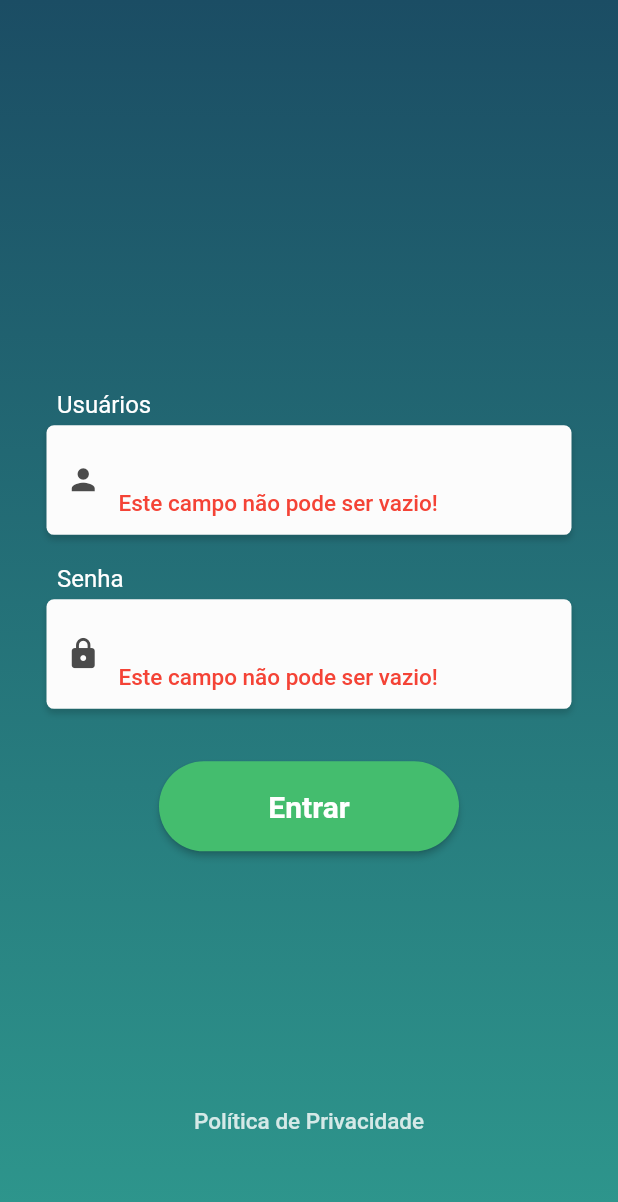
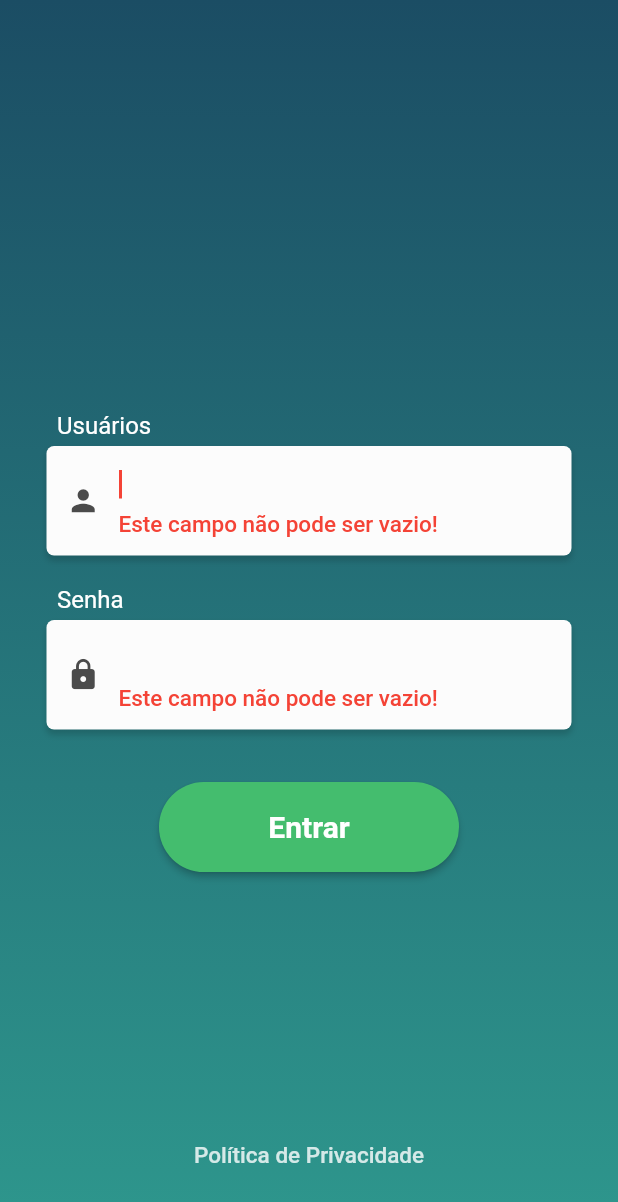
Before and after one commit to RichardOtto95/ProvaFlutter, a Flutter app: the screen it shows after launch, after a tap on "Entrar", on a phone screen of 412 x 824 dp. Shown: the top 1202 px of the screen. Run offline on Flutter 3.47's test engine with Material 2 defaults, Android fonts, the phone set to English and light mode, and no system bars; our stand-ins replace flutter_mobx, flutter_modular, mobx, shared_preferences; generated files the repository leaves out were written again.

Commit message:
Mobx implemented and login page created.

```diff
--- a/lib/shared/constants/theme_constants.dart
+++ b/lib/app/constants/theme_constants.dart
@@ -74,15 +74,15 @@ ThemeData lightTheme() => ThemeData(
     ),
     textTheme: const TextTheme(
       bodyMedium: TextStyle(
-        color: primaryLight,
+        color: onBackgroundLight,
         fontSize: 16,
       ),
       bodyLarge: TextStyle(
-        color: primaryLight,
+        color: onBackgroundLight,
         fontSize: 18,
       ),
       bodySmall: TextStyle(
-        color: Colors.black,
+        color: onBackgroundLight,
         fontWeight: FontWeight.w500,
         fontSize: 15,
       ),
@@ -117,7 +117,7 @@ ThemeData lightTheme() => ThemeData(
         fontSize: 18,
       ),
       titleMedium: TextStyle(
-        color: Colors.white,
+        color: primaryLight,
         fontWeight: FontWeight.w500,
         fontSize: 22,
       ),
@@ -155,7 +155,7 @@ const onPrimaryContainerDark = Color.fromARGB(255, 134, 134, 134);
 const onSurfaceVariantDark = Color.fromARGB(255, 56, 56, 56);
 const secondaryContainerDark = Color(0xFFA3A3A3);
 
-const shadowDark = Color(0x28FFFFFF);
+const shadowDark = Color(0x30000000);
 
 ThemeData darkTheme() => ThemeData(
       brightness: Brightness.dark,
@@ -213,11 +213,11 @@ ThemeData darkTheme() => ThemeData(
       ),
       textTheme: const TextTheme(
         bodyMedium: TextStyle(
-          color: primaryDark,
+          color: onBackgroundDark,
           fontSize: 16,
         ),
         bodyLarge: TextStyle(
-          color: primaryDark,
+          color: onBackgroundDark,
           fontSize: 18,
         ),
         bodySmall: TextStyle(
@@ -246,7 +246,7 @@ ThemeData darkTheme() => ThemeData(
           fontSize: 20,
         ),
         labelMedium: TextStyle(
-          color: onSurfaceDark,
+          color: primaryDark,
           fontWeight: FontWeight.w500,
           fontSize: 17,
         ),
@@ -256,7 +256,7 @@ ThemeData darkTheme() => ThemeData(
           fontSize: 18,
         ),
         titleMedium: TextStyle(
-          color: onPrimaryDark,
+          color: primaryDark,
           fontWeight: FontWeight.w500,
           fontSize: 22,
         ),
--- a/lib/login_page.dart
+++ b/lib/app/modules/login/login_page.dart
@@ -4,11 +4,13 @@ import 'dart:convert';
 
 import 'package:flutter/material.dart';
 import 'package:flutter/services.dart';
+import 'package:flutter_modular/flutter_modular.dart';
 import 'package:http/http.dart';
-import 'package:prova_flutter/shared/constants/properties.dart';
-import 'package:prova_flutter/shared/services/web_service.dart';
+import 'package:prova_flutter/app/services/web_service.dart';
 import 'package:prova_flutter/shared/utilities.dart';
 import 'package:url_launcher/url_launcher.dart';
+
+import '../../../shared/widgets/data_input.dart';
 
 class LoginPage extends StatefulWidget {
   const LoginPage({super.key});
@@ -54,11 +56,7 @@ class _LoginPageState extends State<LoginPage> {
           "Usuário ${user["username"]} logado com sucesso",
         );
 
-        Navigator.push(
-            context,
-            MaterialPageRoute(
-              builder: (context) => Container(),
-            ));
+        Modular.to.pushReplacementNamed("/notes");
       } else {
         Response postResponse = await WebService.post(
           WebService.getUri("/users"),
@@ -82,11 +80,7 @@ class _LoginPageState extends State<LoginPage> {
           "Usuário ${(jsonDecode(postResponse.body) as Map)["username"]} criado com sucesso",
         );
 
-        Navigator.push(
-            context,
-            MaterialPageRoute(
-              builder: (context) => Container(),
-            ));
+        Modular.to.pushReplacementNamed("/notes");
       }
       entry.remove();
     }
@@ -115,6 +109,7 @@ class _LoginPageState extends State<LoginPage> {
               const Spacer(flex: 5),
               DataInput(
                 label: "Usuários",
+                autofocus: true,
                 controller: usernameControler,
                 icon: Icons.person,
                 validator: (value) {
@@ -187,7 +182,7 @@ class _LoginPageState extends State<LoginPage> {
                       ),
                 ),
               ),
-              const Spacer(),
+              vSpace(30),
             ],
           ),
         ),
@@ -195,103 +190,3 @@ class _LoginPageState extends State<LoginPage> {
     );
   }
 }
-
-class DataInput extends StatelessWidget {
-  const DataInput({
-    super.key,
-    required this.label,
-    required this.icon,
-    this.validator,
-    this.inputFormatters,
-    this.controller,
-    this.onFieldSubmitted,
-  });
-
-  final String label;
-  final IconData icon;
-  final String? Function(String? value)? validator;
-  final List<TextInputFormatter>? inputFormatters;
-  final TextEditingController? controller;
-  final void Function(String value)? onFieldSubmitted;
-  @override
-  Widget build(BuildContext context) {
-    return Column(
-      crossAxisAlignment: CrossAxisAlignment.start,
-      children: [
-        Padding(
-          padding: const EdgeInsets.only(bottom: 4, left: 7),
-          child: Text(
-            label,
-            style: getStyles(context).bodyMedium?.copyWith(
-                  color: Colors.white,
-                  fontWeight: FontWeight.w400,
-                ),
-          ),
-        ),
-        Card(
-          width: 350,
-          padding: const EdgeInsets.fromLTRB(13, 12, 13, 12),
-          margin: const EdgeInsets.only(bottom: 20),
-          child: Row(
-            children: [
-              Icon(
-                icon,
-                color: getColors(context).onBackground,
-                size: 23,
-              ),
-              hSpace(12),
-              Expanded(
-                child: Padding(
-                  padding: const EdgeInsets.only(top: 4),
-                  child: TextFormField(
-                    style: getStyles(context).bodyMedium,
-                    decoration: const InputDecoration.collapsed(
-                      hintText: "",
-                    ),
-                    validator: validator,
-                    inputFormatters: inputFormatters,
-                    controller: controller,
-                    onFieldSubmitted: onFieldSubmitted,
-                  ),
-                ),
-              ),
-            ],
-          ),
-        ),
-      ],
-    );
-  }
-}
-
-class Card extends StatelessWidget {
-  const Card({
-    super.key,
-    required this.child,
-    this.width,
-    this.height,
-    this.padding,
-    this.margin,
-  });
-
-  final Widget child;
-  final double? width;
-  final double? height;
-  final EdgeInsetsGeometry? padding;
-  final EdgeInsetsGeometry? margin;
-
-  @override
-  Widget build(BuildContext context) {
-    return Container(
-      width: width,
-      height: height,
-      padding: padding,
-      margin: margin,
-      decoration: BoxDecoration(
-        boxShadow: [defBoxShadow(context)],
-        borderRadius: defBorderRadius(),
-        color: getColors(context).surface,
-      ),
-      child: child,
-    );
-  }
-}
--- /dev/null
+++ b/lib/app/modules/notes/notes_module.dart
@@ -0,0 +1,15 @@
+import 'package:prova_flutter/app/modules/notes/notes_page.dart';
+import 'package:prova_flutter/app/modules/notes/notes_store.dart';
+import 'package:flutter_modular/flutter_modular.dart';
+
+class NotesModule extends Module {
+  @override
+  binds(i) {
+    i.addSingleton<NotesStore>(NotesStore.new);
+  }
+
+  @override
+  void routes(r) {
+    r.child("/", child: (context) => const NotesPage());
+  }
+}
--- a/lib/main.dart
+++ b/lib/main.dart
@@ -1,30 +1,35 @@
 import 'package:flutter/material.dart';
-import 'package:prova_flutter/login_page.dart';
-import 'package:prova_flutter/shared/constants/theme_constants.dart';
-import 'package:prova_flutter/shared/utilities.dart';
+import 'package:flutter_modular/flutter_modular.dart';
+import 'package:prova_flutter/app/constants/theme_constants.dart';
+import 'package:prova_flutter/app/modules/login/login_page.dart';
+import 'package:prova_flutter/app/modules/notes/notes_module.dart';
 
 void main() {
-  runApp(const MyApp());
+  runApp(ModularApp(module: AppModule(), child: const AppWidget()));
 }
 
-class MyApp extends StatefulWidget {
-  const MyApp({super.key});
+class AppModule extends Module {
+  @override
+  void binds(i) {}
 
   @override
-  State<MyApp> createState() => _MyAppState();
+  void routes(r) {
+    r.child("/", child: (context) => const LoginPage());
+    r.module("/notes", module: NotesModule());
+  }
 }
 
-class _MyAppState extends State<MyApp> {
+class AppWidget extends StatelessWidget {
+  const AppWidget({super.key});
+
   @override
   Widget build(BuildContext context) {
-    return MaterialApp(
+    return MaterialApp.router(
+      title: "Prova Flutter",
       debugShowCheckedModeBanner: false,
-      title: 'ProvaFlutter',
       theme: lightTheme(),
-      darkTheme: darkTheme(),
-      themeMode: ThemeMode.light,
-      // brightness == Brightness.light ? ThemeMode.light : ThemeMode.dark,
-      home: const LoginPage(),
+      // darkTheme: darkTheme(),
+      routerConfig: Modular.routerConfig,
     );
   }
 }
--- /dev/null
+++ b/lib/shared/widgets/custom_card.dart
@@ -0,0 +1,37 @@
+import 'package:flutter/material.dart';
+
+import '../../app/constants/properties.dart';
+import '../utilities.dart';
+
+class CustomCard extends StatelessWidget {
+  const CustomCard({
+    super.key,
+    required this.child,
+    this.width,
+    this.height,
+    this.padding,
+    this.margin,
+  });
+
+  final Widget child;
+  final double? width;
+  final double? height;
+  final EdgeInsetsGeometry? padding;
+  final EdgeInsetsGeometry? margin;
+
+  @override
+  Widget build(BuildContext context) {
+    return Container(
+      width: width,
+      height: height,
+      padding: padding,
+      margin: margin,
+      decoration: BoxDecoration(
+        boxShadow: [defBoxShadow(context)],
+        borderRadius: defBorderRadius(),
+        color: getColors(context).surface,
+      ),
+      child: child,
+    );
+  }
+}
--- /dev/null
+++ b/lib/shared/widgets/data_input.dart
@@ -0,0 +1,87 @@
+import 'package:flutter/material.dart';
+import 'package:flutter/services.dart';
+
+import '../utilities.dart';
+import 'custom_card.dart';
+
+class DataInput extends StatelessWidget {
+  const DataInput({
+    super.key,
+    this.label,
+    this.icon,
+    this.validator,
+    this.inputFormatters,
+    this.controller,
+    this.onFieldSubmitted,
+    this.autofocus = false,
+    this.textAlign = TextAlign.start,
+    this.hintText,
+    this.focus,
+  });
+
+  final String? label;
+  final String? hintText;
+  final IconData? icon;
+  final String? Function(String? value)? validator;
+  final List<TextInputFormatter>? inputFormatters;
+  final TextEditingController? controller;
+  final void Function(String value)? onFieldSubmitted;
+  final bool autofocus;
+  final TextAlign textAlign;
+  final FocusNode? focus;
+
+  @override
+  Widget build(BuildContext context) {
+    return Column(
+      crossAxisAlignment: CrossAxisAlignment.start,
+      children: [
+        if (label != null)
+          Padding(
+            padding: const EdgeInsets.only(bottom: 4, left: 7),
+            child: Text(
+              label!,
+              style: getStyles(context).bodyMedium?.copyWith(
+                    color: Colors.white,
+                    fontWeight: FontWeight.w400,
+                  ),
+            ),
+          ),
+        CustomCard(
+          width: 350,
+          padding: const EdgeInsets.fromLTRB(13, 12, 13, 12),
+          margin: const EdgeInsets.only(bottom: 20),
+          child: Row(
+            children: [
+              if (icon != null) ...[
+                Icon(
+                  icon,
+                  color: getColors(context).onBackground,
+                  size: 23,
+                ),
+                hSpace(12),
+              ],
+              Expanded(
+                child: Padding(
+                  padding: const EdgeInsets.only(top: 4),
+                  child: TextFormField(
+                    autofocus: autofocus,
+                    style: getStyles(context).bodyMedium,
+                    decoration: InputDecoration.collapsed(
+                      hintText: hintText,
+                    ),
+                    validator: validator,
+                    focusNode: focus,
+                    inputFormatters: inputFormatters,
+                    controller: controller,
+                    onFieldSubmitted: onFieldSubmitted,
+                    textAlign: textAlign,
+                  ),
+                ),
+              ),
+            ],
+          ),
+        ),
+      ],
+    );
+  }
+}
```
Also changed, not shown: lib/app/modules/login/login_module.dart (added, +15 -0 lines), lib/app/modules/login/login_store.dart (added, +7 -0 lines), lib/app/modules/notes/notes_page.dart (added, +284 -0 lines), lib/app/modules/notes/notes_store.dart (added, +62 -0 lines), pubspec.yaml (+9 -0 lines), lib/app/constants/properties.dart (renamed from lib/shared/constants/properties.dart), lib/app/modules/login/login_store.g.dart (added), lib/app/modules/notes/notes_store.g.dart (added), lib/app/services/web_service.dart (renamed from lib/shared/services/web_service.dart), pubspec.lock, 2 other files.
